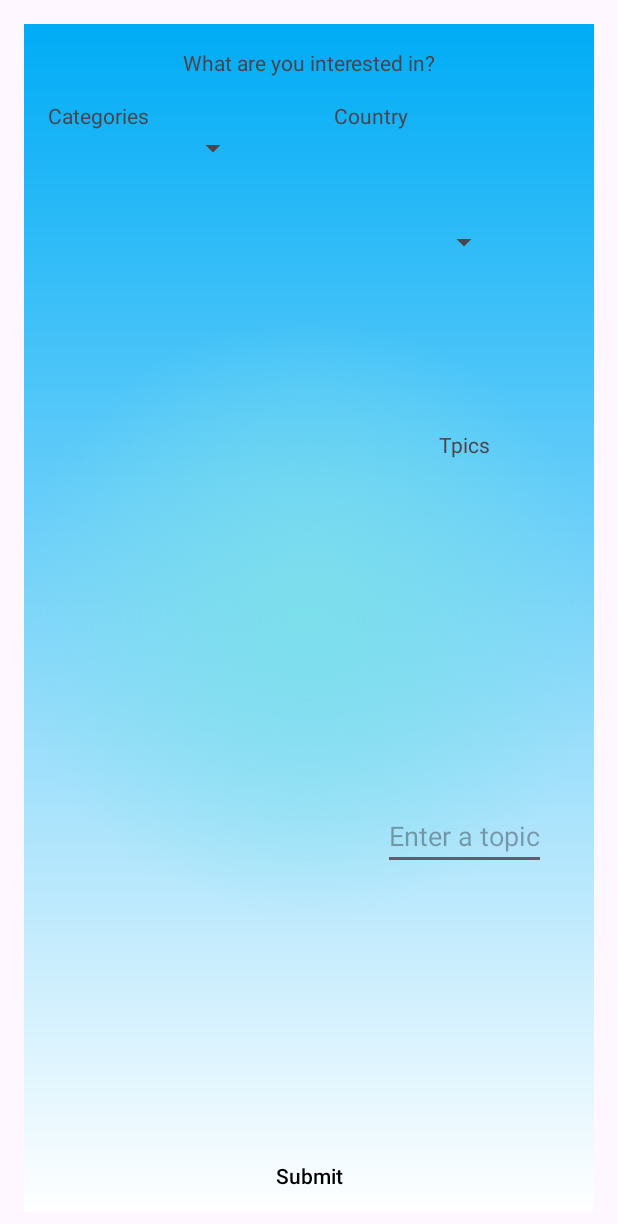
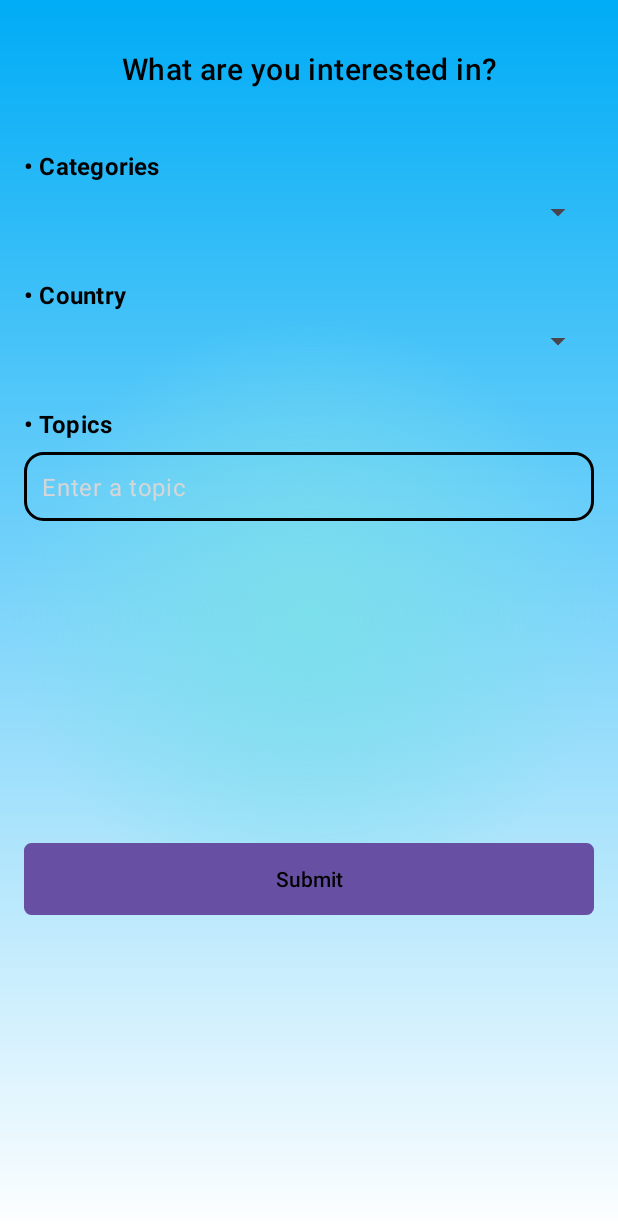
Before and after one commit to 0xSA7/What-Now-NewsApp, an Android app: the layout activity_setting_api.xml on its own in the app's theme, with its tools: preview values and no code run, on a phone screen of 412 x 824 dp. Shown: the top 1224 px of the screen. Run offline under Robolectric (Android 15) with nearby library versions, the phone set to English and light mode, and no system bars; Roboto replaces fonts that are not available here.

Commit message:
Creating a UI for Making Request

```diff
--- /dev/null
+++ b/app/src/main/res/drawable/button_background_outline.xml
@@ -0,0 +1,8 @@
+<?xml version="1.0" encoding="utf-8"?>
+<shape xmlns:android="http://schemas.android.com/apk/res/android">
+    <solid android:color="@color/light_blue" />
+    <stroke
+        android:width="2dp"
+        android:color="@color/black" />
+    <corners android:radius="4dp" />
+</shape>
--- /dev/null
+++ b/app/src/main/res/drawable/rounded_edittext.xml
@@ -0,0 +1,13 @@
+<?xml version="1.0" encoding="utf-8"?>
+<shape xmlns:android="http://schemas.android.com/apk/res/android">
+    <solid android:color="@android:color/transparent" />
+    <stroke
+        android:width="2dp"
+        android:color="@color/black" />
+    <corners android:radius="12dp" />
+    <padding
+        android:left="10dp"
+        android:top="10dp"
+        android:right="10dp"
+        android:bottom="10dp" />
+</shape>
--- a/app/src/main/res/layout/activity_setting_api.xml
+++ b/app/src/main/res/layout/activity_setting_api.xml
@@ -1,88 +1,120 @@
 <?xml version="1.0" encoding="utf-8"?>
-<androidx.constraintlayout.widget.ConstraintLayout xmlns:android="http://schemas.android.com/apk/res/android"
+<androidx.constraintlayout.widget.ConstraintLayout
+    xmlns:android="http://schemas.android.com/apk/res/android"
     xmlns:app="http://schemas.android.com/apk/res-auto"
     xmlns:tools="http://schemas.android.com/tools"
     android:id="@+id/main"
     android:layout_width="match_parent"
+    android:layout_height="match_parent"
+    android:padding="16dp"
     android:background="@drawable/brush_background"
-    android:layout_height="match_parent"
-    android:layout_margin="16dp"
     tools:context=".api.SettingAPI">
 
+    <!-- Title TextView -->
     <TextView
         android:id="@+id/interestedIn_tv"
-        android:layout_width="wrap_content"
+        android:layout_width="0dp"
         android:layout_height="wrap_content"
-        android:layout_marginTop="16dp"
+        android:padding="16dp"
         android:text="What are you interested in?"
-        app:layout_constraintEnd_toEndOf="parent"
+        android:textAppearance="?attr/textAppearanceHeadline6"
+        android:textColor="@color/black"
+        android:textAlignment="center"
+        app:layout_constraintTop_toTopOf="parent"
         app:layout_constraintStart_toStartOf="parent"
-        app:layout_constraintTop_toTopOf="parent" />
+        app:layout_constraintEnd_toEndOf="parent" />
 
+    <!-- Categories Section -->
     <TextView
         android:id="@+id/categories_tv"
-        android:layout_width="wrap_content"
+        android:layout_width="0dp"
         android:layout_height="wrap_content"
-        android:layout_margin="16dp"
-        android:text="Categories"
+        android:text="• Categories"
+        android:textStyle="bold"
+        android:textAppearance="?attr/textAppearanceSubtitle1"
+        android:textColor="@color/black"
+        android:layout_marginTop="24dp"
+        app:layout_constraintTop_toBottomOf="@id/interestedIn_tv"
         app:layout_constraintStart_toStartOf="parent"
-        app:layout_constraintTop_toBottomOf="@id/interestedIn_tv" />
+        app:layout_constraintEnd_toEndOf="parent" />
 
     <Spinner
         android:id="@+id/categories_spinner"
-        android:layout_width="150dp"
+        android:layout_width="0dp"
         android:layout_height="wrap_content"
+        android:layout_marginTop="8dp"
+        app:layout_constraintTop_toBottomOf="@id/categories_tv"
         app:layout_constraintStart_toStartOf="parent"
-        app:layout_constraintTop_toBottomOf="@id/categories_tv" />
+        app:layout_constraintEnd_toEndOf="parent" />
 
-
+    <!-- Country Section -->
     <TextView
         android:id="@+id/country_tv"
-        android:layout_width="wrap_content"
+        android:layout_width="0dp"
         android:layout_height="wrap_content"
-        android:text="Country"
-        app:layout_constraintEnd_toEndOf="parent"
-        app:layout_constraintStart_toEndOf="@id/categories_tv"
-        app:layout_constraintTop_toTopOf="@id/categories_tv" />
+        android:text="• Country"
+        android:textStyle="bold"
+        android:textAppearance="?attr/textAppearanceSubtitle1"
+        android:textColor="@color/black"
+        android:layout_marginTop="32dp"
+        app:layout_constraintTop_toBottomOf="@id/categories_spinner"
+        app:layout_constraintStart_toStartOf="parent"
+        app:layout_constraintEnd_toEndOf="parent" />
 
     <Spinner
         android:id="@+id/country_spinner"
-        android:layout_width="wrap_content"
-        android:layout_height="150dp"
-        app:layout_constraintEnd_toEndOf="parent"
-        app:layout_constraintStart_toStartOf="@+id/country_tv"
-        app:layout_constraintTop_toBottomOf="@id/country_tv" />
+        android:layout_width="0dp"
+        android:layout_height="wrap_content"
+        android:layout_marginTop="8dp"
+        app:layout_constraintTop_toBottomOf="@id/country_tv"
+        app:layout_constraintStart_toStartOf="parent"
+        app:layout_constraintEnd_toEndOf="parent" />
 
+    <!-- Topics Section -->
     <TextView
         android:id="@+id/topic_tv"
-        android:layout_width="wrap_content"
+        android:layout_width="0dp"
         android:layout_height="wrap_content"
-        android:layout_marginTop="50dp"
-        android:text="Tpics"
-        android:textAlignment="center"
-        app:layout_constraintEnd_toEndOf="@id/country_spinner"
-        app:layout_constraintStart_toStartOf="@id/country_spinner"
-        app:layout_constraintTop_toBottomOf="@id/country_spinner" />
+        android:text="• Topics"
+        android:textStyle="bold"
+        android:textAppearance="?attr/textAppearanceSubtitle1"
+        android:textColor="@color/black"
+        android:layout_marginTop="32dp"
+        app:layout_constraintTop_toBottomOf="@id/country_spinner"
+        app:layout_constraintStart_toStartOf="parent"
+        app:layout_constraintEnd_toEndOf="parent" />
 
     <EditText
         android:id="@+id/topic_et"
-        android:layout_width="wrap_content"
+        android:layout_width="0dp"
         android:layout_height="wrap_content"
         android:hint="Enter a topic"
-        app:layout_constraintBottom_toBottomOf="parent"
-        app:layout_constraintEnd_toEndOf="@id/topic_tv"
-        app:layout_constraintStart_toStartOf="@id/topic_tv"
-        app:layout_constraintTop_toBottomOf="@id/topic_tv" />
+        android:layout_marginTop="8dp"
+        android:background="@drawable/rounded_edittext"
+        android:padding="12dp"
+        android:textColor="@color/black"
+        android:textColorHint="@color/gray"
+        android:textAppearance="?attr/textAppearanceBody1"
+        app:layout_constraintTop_toBottomOf="@id/topic_tv"
+        app:layout_constraintStart_toStartOf="parent"
+        app:layout_constraintEnd_toEndOf="parent" />
+
+
 
     <Button
         android:id="@+id/submit"
         style="@style/Widget.AppCompat.Button.Borderless"
-        android:layout_width="wrap_content"
+        android:layout_width="0dp"
         android:layout_height="wrap_content"
+        android:layout_marginTop="16dp"
         android:text="Submit"
         android:textAllCaps="false"
         android:textColor="@color/black"
-        app:layout_constraintBottom_toBottomOf="parent"
+        android:background="@drawable/button_background_outline"
+        app:layout_constraintTop_toBottomOf="@id/topic_et"
+        app:layout_constraintStart_toStartOf="parent"
         app:layout_constraintEnd_toEndOf="parent"
-        app:layout_constraintStart_toStartOf="parent" />
+        app:layout_constraintBottom_toBottomOf="parent" />
+
+
 </androidx.constraintlayout.widget.ConstraintLayout>
--- a/app/src/main/res/values/colors.xml
+++ b/app/src/main/res/values/colors.xml
@@ -2,4 +2,7 @@
 <resources>
     <color name="black">#FF000000</color>
     <color name="white">#FFFFFFFF</color>
+    <color name="sky_blue">#87CEEB</color>
+    <color name="light_blue">#ADD8E6</color>
+
 </resources>
```
